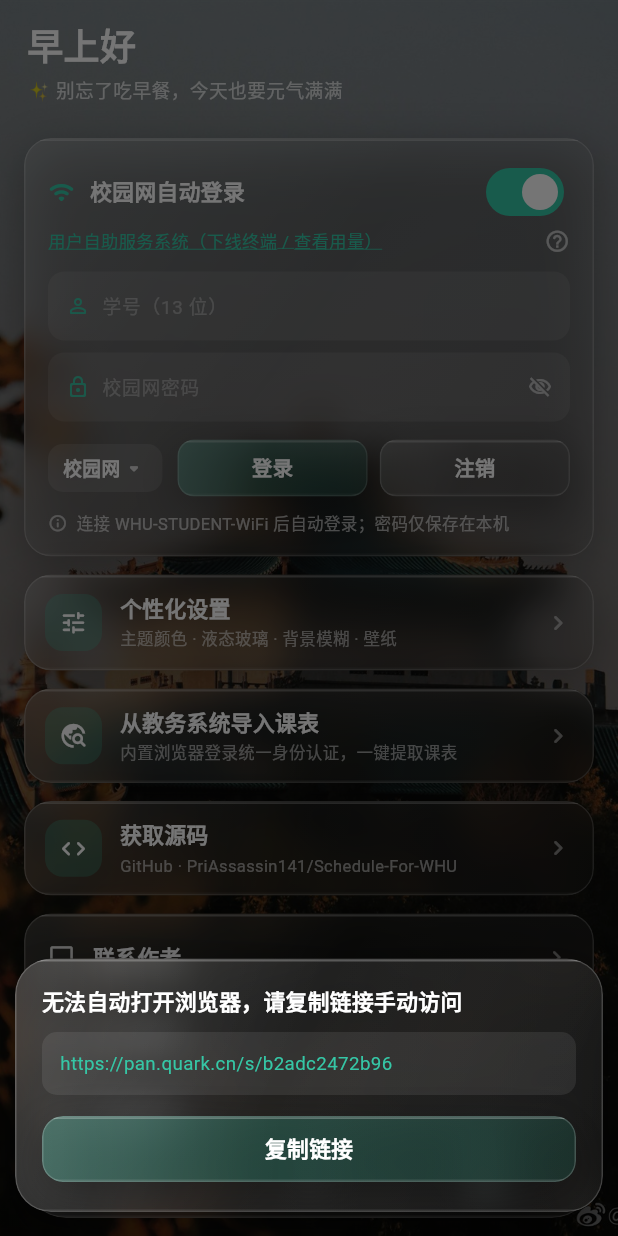
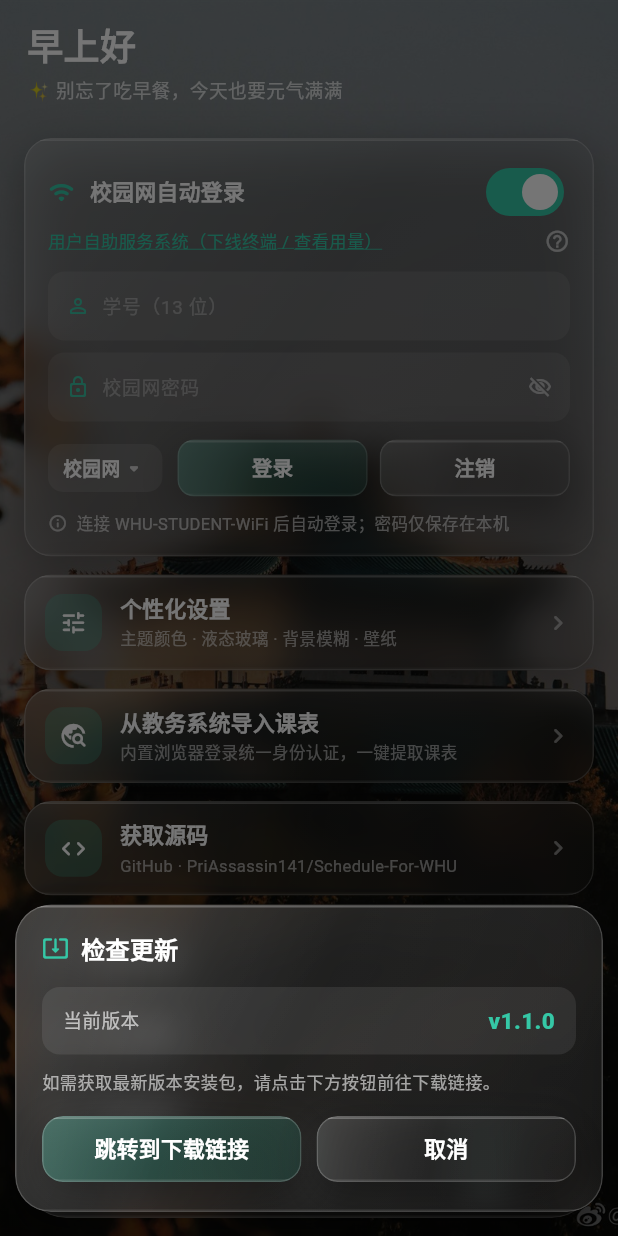
Before and after one commit to PriAssassin141/Schedule-For-WHU, a Flutter app: the screen it shows after launch, item 3 of the bottom bar chosen, after a tap on "检查更新", on a phone screen of 412 x 824 dp. Run offline on Flutter 3.47's test engine with Material 3 defaults, Android fonts, the phone set to English and light mode, and no system bars; our stand-ins replace file_picker, permission_handler, sqflite, sqflite_common_ffi, webview_flutter; missing offline and left inert: fast_gbk, network_info_plus; accounts and stored records are empty.

Commit message:
feat: 检查更新改为先弹版本悬浮窗（v1.1.0）再跳转下载

```diff
--- a/lib/screens/mine_screen.dart
+++ b/lib/screens/mine_screen.dart
@@ -19,6 +19,9 @@ class MineScreen extends StatelessWidget {
   static const String _wechat = 'Assassin141_CUMT';
   static const String _email = '1224850644@qq.com';
   static const String _updateUrl = 'https://pan.quark.cn/s/b2adc2472b96';
+
+  /// 当前软件版本号
+  static const String _version = '1.1.0';
   static const String _repoUrl =
       'https://github.com/PriAssassin141/Schedule-For-WHU';
   static const String _aboutText =
@@ -331,9 +334,111 @@ class MineScreen extends StatelessWidget {
     );
   }
 
-  // ---------- 检查更新（跳转夸克网盘下载最新版）----------
+  // ---------- 检查更新（先展示当前版本，再由用户决定是否前往下载）----------
   void _checkUpdate(BuildContext context) {
-    openExternalLink(context, _updateUrl);
+    final theme = themeColorOf(context.read<AppState>().settings);
+    showModalBottomSheet(
+      context: context,
+      backgroundColor: Colors.transparent,
+      builder: (sheetCtx) => LiquidGlass(
+        radius: BorderRadius.circular(24),
+        margin: const EdgeInsets.fromLTRB(10, 0, 10, 16),
+        padding: const EdgeInsets.fromLTRB(18, 18, 18, 20),
+        tintAlphaOverride: 0.34,
+        child: Column(
+          mainAxisSize: MainAxisSize.min,
+          crossAxisAlignment: CrossAxisAlignment.start,
+          children: [
+            Row(
+              children: [
+                Icon(Icons.system_update_alt_rounded, size: 18, color: theme),
+                const SizedBox(width: 8),
+                const Text('检查更新',
+                    style: TextStyle(
+                        color: Colors.white,
+                        fontSize: 16,
+                        fontWeight: FontWeight.w800)),
+              ],
+            ),
+            const SizedBox(height: 14),
+            Container(
+              width: double.infinity,
+              padding: const EdgeInsets.symmetric(horizontal: 14, vertical: 12),
+              decoration: BoxDecoration(
+                color: Colors.white.withValues(alpha: 0.08),
+                borderRadius: BorderRadius.circular(12),
+              ),
+              child: Row(
+                children: [
+                  Text('当前版本',
+                      style: TextStyle(
+                          color: Colors.white.withValues(alpha: 0.65),
+                          fontSize: 12.5)),
+                  const Spacer(),
+                  Text('v$_version',
+                      style: TextStyle(
+                          color: theme,
+                          fontSize: 15,
+                          fontWeight: FontWeight.w800)),
+                ],
+              ),
+            ),
+            const SizedBox(height: 10),
+            Text('如需获取最新版本安装包，请点击下方按钮前往下载链接。',
+                style: TextStyle(
+                    color: Colors.white.withValues(alpha: 0.6),
+                    fontSize: 11.5,
+                    height: 1.5)),
+            const SizedBox(height: 14),
+            Row(
+              children: [
+                Expanded(
+                  child: SizedBox(
+                    height: 44,
+                    child: LiquidGlass(
+                      radius: BorderRadius.circular(14),
+                      padding: EdgeInsets.zero,
+                      tintColor: theme,
+                      tintAlphaOverride: 0.75,
+                      onTap: () {
+                        Navigator.of(sheetCtx).pop();
+                        openExternalLink(context, _updateUrl);
+                      },
+                      child: const Center(
+                        child: Text('跳转到下载链接',
+                            style: TextStyle(
+                                color: Colors.white,
+                                fontSize: 14.5,
+                                fontWeight: FontWeight.w800)),
+                      ),
+                    ),
+                  ),
+                ),
+                const SizedBox(width: 10),
+                Expanded(
+                  child: SizedBox(
+                    height: 44,
+                    child: LiquidGlass(
+                      radius: BorderRadius.circular(14),
+                      padding: EdgeInsets.zero,
+                      tintAlphaOverride: 0.16,
+                      onTap: () => Navigator.of(sheetCtx).pop(),
+                      child: const Center(
+                        child: Text('取消',
+                            style: TextStyle(
+                                color: Colors.white,
+                                fontSize: 14.5,
+                                fontWeight: FontWeight.w700)),
+                      ),
+                    ),
+                  ),
+                ),
+              ],
+            ),
+          ],
+        ),
+      ),
+    );
   }
 
   // ---------- 隐私政策 ----------
--- a/pubspec.yaml
+++ b/pubspec.yaml
@@ -16,7 +16,7 @@ publish_to: 'none' # Remove this line if you wish to publish to pub.dev
 # https://developer.apple.com/library/archive/documentation/General/Reference/InfoPlistKeyReference/Articles/CoreFoundationKeys.html
 # In Windows, build-name is used as the major, minor, and patch parts
 # of the product and file versions while build-number is used as the build suffix.
-version: 1.0.0+1
+version: 1.1.0+2
 
 environment:
   sdk: ^3.12.2
```
Also changed, not shown: 1 other file.
